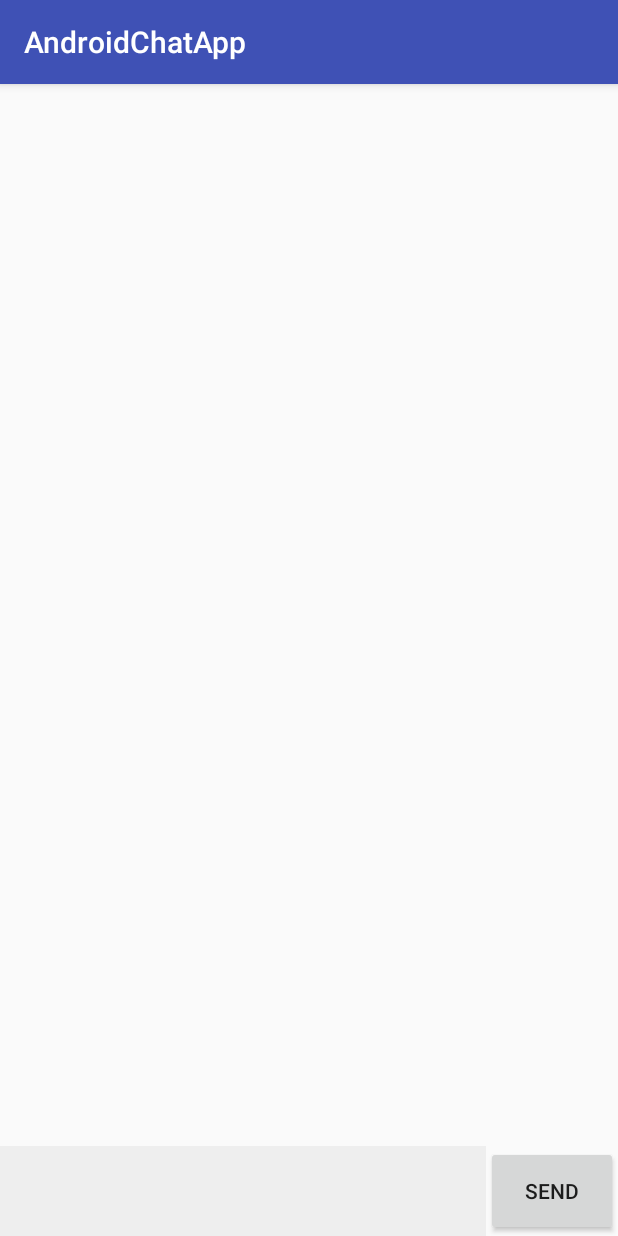
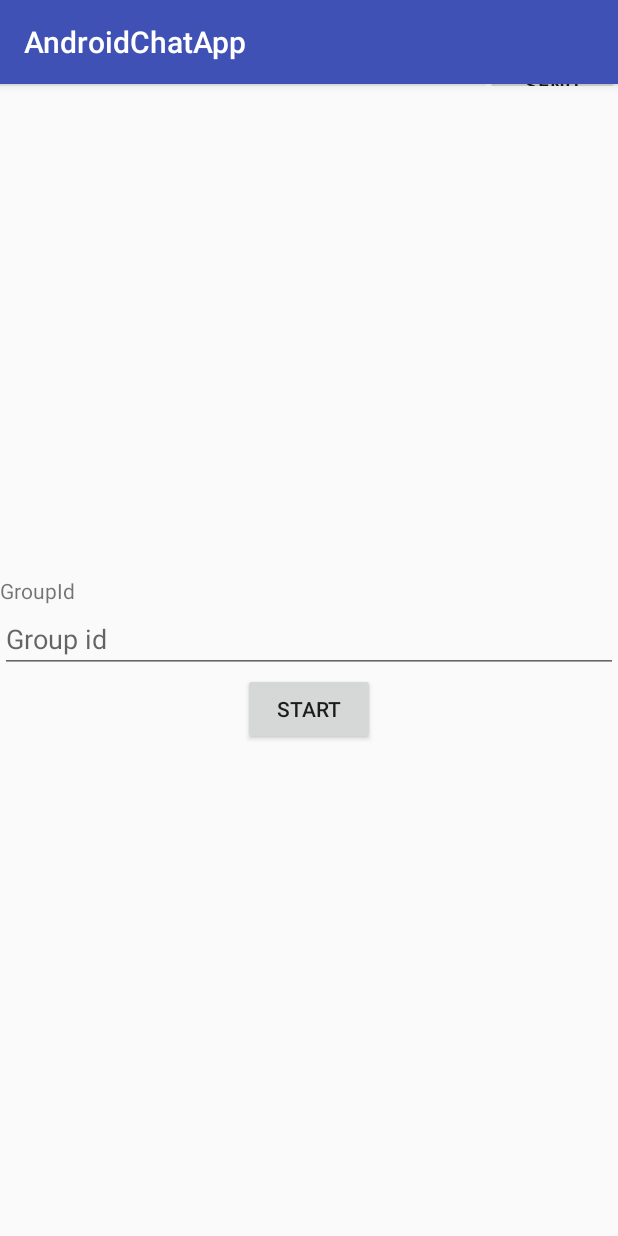
Before and after one commit to puzanshrestha/AndroidChatApp, an Android app: the screen it shows after launch (MainActivity), on a phone screen of 412 x 824 dp. Run offline under Robolectric (Android 15) with nearby library versions, the phone set to English and light mode, and no system bars; our stand-ins replace RxJava; libraries missing offline, so code that uses them is left out: org.java_websocket, ua.naiksoftware.stomp.

Commit message:
add stomp

```diff
--- a/app/src/main/java/com/pujan/androidchatapp/MainActivity.java
+++ b/app/src/main/java/com/pujan/androidchatapp/MainActivity.java
@@ -22,7 +22,16 @@ import com.pujan.androidchatapp.websocket.WebSocketImpl;
 import com.pujan.androidchatapp.websocket.WebSocketPresenter;
 import com.pujan.androidchatapp.websocket.WebSocketView;
 
+
+import org.java_websocket.WebSocket;
+
 import java.util.ArrayList;
+
+import io.reactivex.android.schedulers.AndroidSchedulers;
+import io.reactivex.schedulers.Schedulers;
+import ua.naiksoftware.stomp.Stomp;
+import ua.naiksoftware.stomp.StompClient;
+
 
 public class MainActivity extends AppCompatActivity implements SignInView, WebSocketView {
 
@@ -37,38 +46,101 @@ public class MainActivity extends AppCompatActivity implements SignInView, WebSo
     ArrayList<MessageModel> messageLists;
     MyAdapter mAdapter;
 
+    private StompClient mStompClient;
+
+    private EditText etGroupId;
+
+    private int groupId;
+
     @Override
     protected void onCreate(Bundle savedInstanceState) {
         super.onCreate(savedInstanceState);
         setContentView(R.layout.activity_main);
 
-        signInPresenter = new SignInPresenterImpl(MainActivity.this);
-        signInPresenter.signIn("test", "test");
-
-        webSocketPresenter = new WebSocketImpl(MainActivity.this);
-        webSocketPresenter.startWebSocket();
-
-        button = (Button) findViewById(R.id.send_button);
-        recyclerView = (RecyclerView) findViewById(R.id.recycler_view);
-        messageBox = (EditText) findViewById(R.id.message_box);
-
-        LinearLayoutManager mLayoutManager = new LinearLayoutManager(this);
-        recyclerView.setLayoutManager(mLayoutManager);
-
-        messageLists = new ArrayList<>();
-
-        mAdapter = new MyAdapter(messageLists);
-        recyclerView.setAdapter(mAdapter);
 
 
-        button.setOnClickListener(new View.OnClickListener() {
-            @Override
-            public void onClick(View v) {
-                webSocketPresenter.sendMessage(messageBox.getText().toString().trim());
-                messageBox.setText("");
-            }
-        });
+//        signInPresenter = new SignInPresenterImpl(MainActivity.this);
+//        signInPresenter.signIn("test", "test");
+//
+//        webSocketPresenter = new WebSocketImpl(MainActivity.this);
+//        webSocketPresenter.startWebSocket();
+//
+//        button = (Button) findViewById(R.id.send_button);
+//        recyclerView = (RecyclerView) findViewById(R.id.recycler_view);
+//        messageBox = (EditText) findViewById(R.id.message_box);
+//
+//        LinearLayoutManager mLayoutManager = new LinearLayoutManager(this);
+//        recyclerView.setLayoutManager(mLayoutManager);
+//
+//        messageLists = new ArrayList<>();
+//
+//        mAdapter = new MyAdapter(messageLists);
+//        recyclerView.setAdapter(mAdapter);
+//
+//
+//        button.setOnClickListener(new View.OnClickListener() {
+//            @Override
+//            public void onClick(View v) {
+//                webSocketPresenter.sendMessage(messageBox.getText().toString().trim());
+//                messageBox.setText("");
+//            }
+//        });
 
+
+
+        etGroupId = (EditText)findViewById(R.id.et_group_id);
+
+
+
+
+    }
+
+    public void startStomp(View view) {
+        if(etGroupId.getText().length()>0) {
+            if(mStompClient!=null)
+                mStompClient.disconnect();
+            groupId = Integer.parseInt(etGroupId.getText().toString());
+            initStomp();
+        }
+        else {
+            Toast.makeText(this, "INVALID GROUP ID", Toast.LENGTH_SHORT).show();
+        }
+
+    }
+
+    private void initStomp (){
+
+        // replace your websocket url
+        mStompClient = Stomp.over(Stomp.ConnectionProvider.OKHTTP, "ws://trackouteserver.herokuapp.com/trackoute/websocket");
+        // replace with your topics
+        mStompClient.topic("/topic/group/"+groupId)
+                .subscribeOn(Schedulers.io())
+                .observeOn(AndroidSchedulers.mainThread())
+                .subscribe(topicMessage -> {
+                    Toast.makeText(this, topicMessage.getPayload(), Toast.LENGTH_SHORT).show();
+
+                }, throwable -> {
+
+                });
+
+
+
+        mStompClient.connect();
+        mStompClient.lifecycle()
+                .subscribeOn(Schedulers.io())
+                .observeOn(AndroidSchedulers.mainThread())
+                .subscribe(lifecycleEvent -> {
+                    switch (lifecycleEvent.getType()) {
+                        case OPENED:
+                            Toast.makeText(this, "Stomp connection opened", Toast.LENGTH_SHORT).show();
+                            break;
+                        case ERROR:
+                            Toast.makeText(this, "Stomp connection error", Toast.LENGTH_SHORT).show();
+                            break;
+                        case CLOSED:
+                            Toast.makeText(this, "Stomp connection closed", Toast.LENGTH_SHORT).show();
+                    }
+                });
     }
 
     @Override
@@ -125,6 +197,8 @@ public class MainActivity extends AppCompatActivity implements SignInView, WebSo
     }
 
 
+
+
     public class MyAdapter extends RecyclerView.Adapter<MyAdapter.MyViewHolder> {
 
         ArrayList<MessageModel> chatLists;
--- a/app/src/main/res/layout/activity_main.xml
+++ b/app/src/main/res/layout/activity_main.xml
@@ -6,6 +6,10 @@
     android:background="#fafafa"
     android:orientation="vertical"
     tools:context=".MainActivity">
+
+    <LinearLayout
+        android:layout_width="match_parent"
+        android:layout_height="1dp">
 
         <android.support.v7.widget.RecyclerView
             android:id="@+id/recycler_view"
@@ -20,12 +24,11 @@
             android:orientation="horizontal">
 
             <EditText
+                android:id="@+id/message_box"
                 android:layout_width="0dp"
                 android:layout_height="match_parent"
                 android:layout_weight="0.9"
-            android:background="#eeeeee"
-            android:id="@+id/message_box"
-            />
+                android:background="#eeeeee" />
 
             <Button
                 android:id="@+id/send_button"
@@ -36,5 +39,31 @@
                 android:text="Send" />
         </LinearLayout>
 
+    </LinearLayout>
+    <!--- EDITED FROM HERE-->
+    <LinearLayout
+        android:layout_width="match_parent"
+        android:layout_height="match_parent"
+        android:gravity="center"
+        android:orientation="vertical">
+
+        <TextView
+            android:layout_width="match_parent"
+            android:layout_height="wrap_content"
+            android:text="GroupId" />
+
+        <EditText
+            android:id="@+id/et_group_id"
+            android:layout_width="match_parent"
+            android:layout_height="wrap_content"
+            android:hint="Group id"
+            android:inputType="number" />
+
+        <Button
+            android:layout_width="wrap_content"
+            android:layout_height="wrap_content"
+            android:text="Start" android:onClick="startStomp" />
+    </LinearLayout>
+
 
 </LinearLayout>
--- a/build.gradle
+++ b/build.gradle
@@ -7,7 +7,7 @@ buildscript {
         jcenter()
     }
     dependencies {
-        classpath 'com.android.tools.build:gradle:3.1.4'
+        classpath 'com.android.tools.build:gradle:3.3.2'
 
 
         // NOTE: Do not place your application dependencies here; they belong
@@ -19,6 +19,7 @@ allprojects {
     repositories {
         google()
         jcenter()
+        maven { url 'https://jitpack.io' }
     }
 }
 
```
Also changed, not shown: app/build.gradle (+12 -1 lines), gradle/wrapper/gradle-wrapper.properties, 1 other file. Lines whose indentation alone changed are shown as unchanged.
